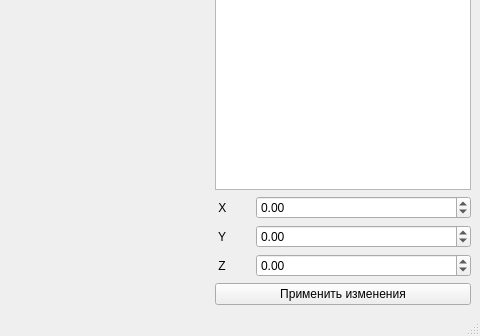
First picture: the form in src/untitled.ui, repository PAI-Peganov/SkyTask, before the edit; both pictures show x 408 to 888 and y 320 to 656 of the 888 by 656 pixel window.
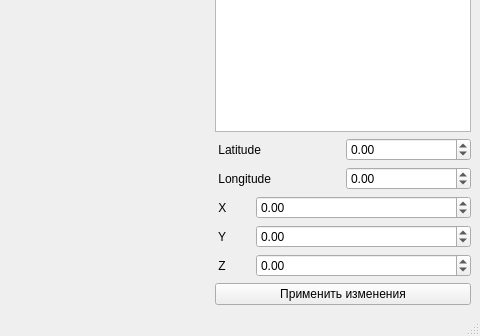
Second picture: the form after the edit.

```diff
--- a/src/untitled.ui
+++ b/src/untitled.ui
@@ -134,6 +134,90 @@
           <item>
            <widget class="QTextBrowser" name="textBrowser"/>
           </item>
+          <item>
+           <layout class="QHBoxLayout" name="horizontalLayout_8">
+            <item>
+             <widget class="QLabel" name="label_edit_x_3">
+              <property name="sizePolicy">
+               <sizepolicy hsizetype="Minimum" vsizetype="Preferred">
+                <horstretch>0</horstretch>
+                <verstretch>0</verstretch>
+               </sizepolicy>
+              </property>
+              <property name="minimumSize">
+               <size>
+                <width>35</width>
+                <height>0</height>
+               </size>
+              </property>
+              <property name="text">
+               <string> Latitude</string>
+              </property>
+             </widget>
+            </item>
+            <item>
+             <widget class="QDoubleSpinBox" name="double_edit_latitude">
+              <property name="sizePolicy">
+               <sizepolicy hsizetype="Preferred" vsizetype="Minimum">
+                <horstretch>0</horstretch>
+                <verstretch>0</verstretch>
+               </sizepolicy>
+              </property>
+              <property name="minimum">
+               <double>-90.000000000000000</double>
+              </property>
+              <property name="maximum">
+               <double>90.000000000000000</double>
+              </property>
+              <property name="value">
+               <double>0.000000000000000</double>
+              </property>
+             </widget>
+            </item>
+           </layout>
+          </item>
+          <item>
+           <layout class="QHBoxLayout" name="horizontalLayout_7">
+            <item>
+             <widget class="QLabel" name="label_edit_x_2">
+              <property name="sizePolicy">
+               <sizepolicy hsizetype="Minimum" vsizetype="Preferred">
+                <horstretch>0</horstretch>
+                <verstretch>0</verstretch>
+               </sizepolicy>
+              </property>
+              <property name="minimumSize">
+               <size>
+                <width>35</width>
+                <height>0</height>
+               </size>
+              </property>
+              <property name="text">
+               <string> Longitude</string>
+              </property>
+             </widget>
+            </item>
+            <item>
+             <widget class="QDoubleSpinBox" name="double_edit_longitude">
+              <property name="sizePolicy">
+               <sizepolicy hsizetype="Preferred" vsizetype="Minimum">
+                <horstretch>0</horstretch>
+                <verstretch>0</verstretch>
+               </sizepolicy>
+              </property>
+              <property name="minimum">
+               <double>-180.000000000000000</double>
+              </property>
+              <property name="maximum">
+               <double>180.000000000000000</double>
+              </property>
+              <property name="value">
+               <double>0.000000000000000</double>
+              </property>
+             </widget>
+            </item>
+           </layout>
+          </item>
           <item>
            <layout class="QHBoxLayout" name="horizontalLayout_6">
             <item>
```
